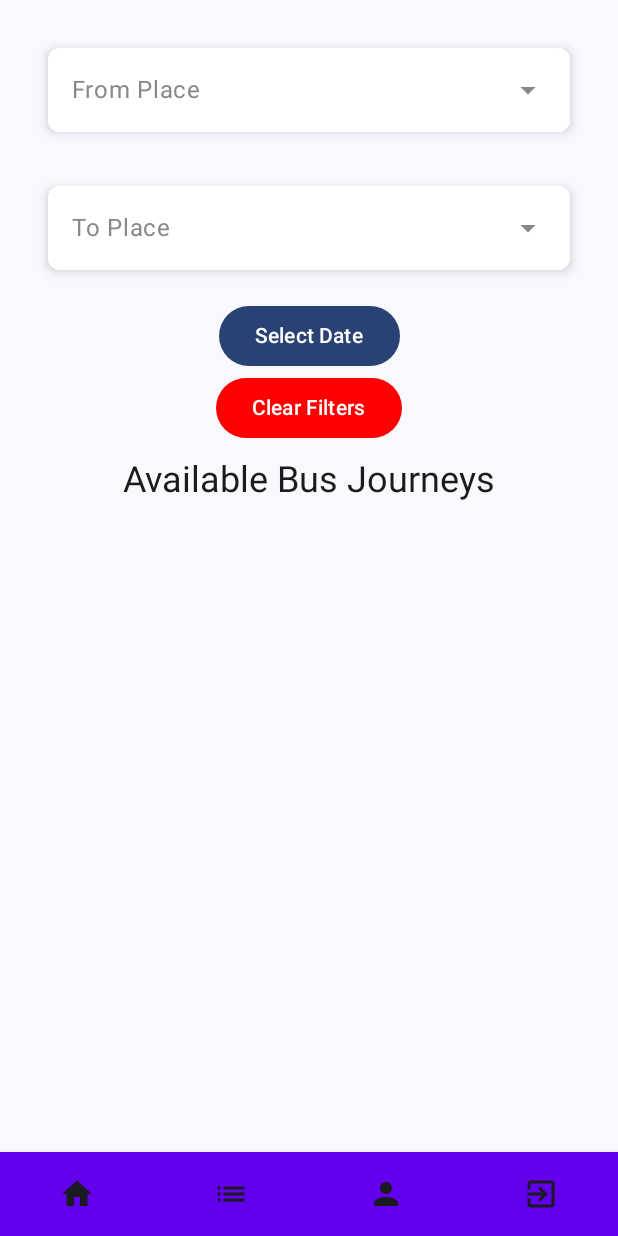
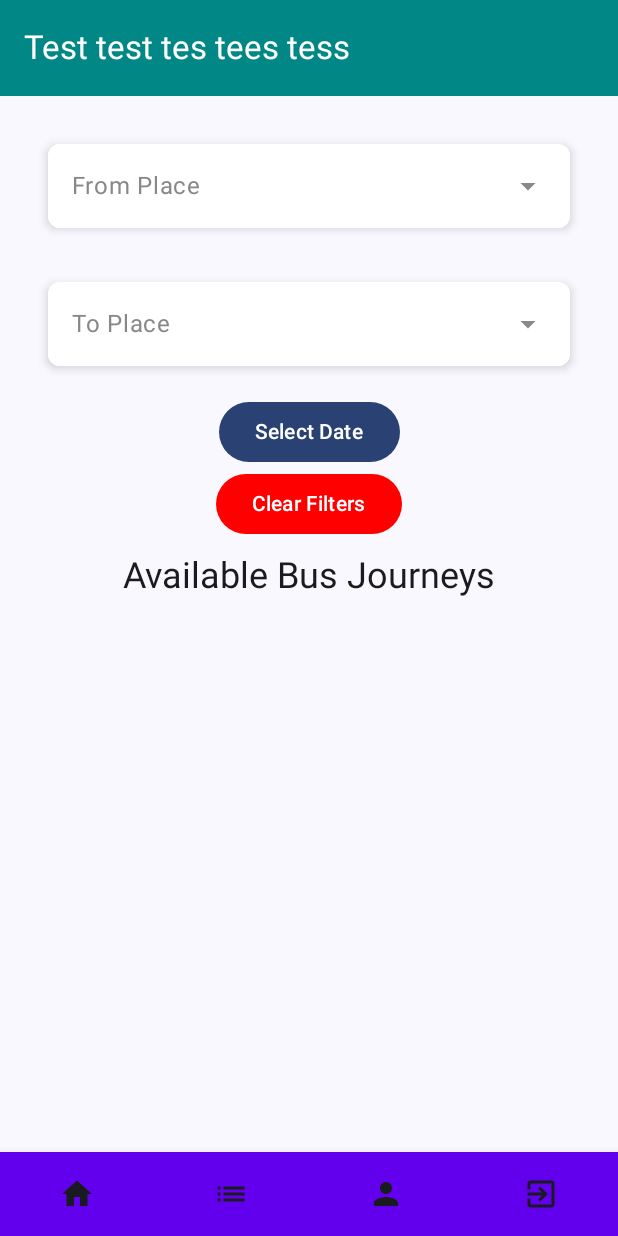
Before and after one commit to akdenizcse/cse-234-term-project-cse234_vehicleticket, an Android app built with Jetpack Compose: the HomeScreen screen opened through its navigation route, on a phone screen of 412 x 824 dp. Run offline under Robolectric (Android 15) with nearby library versions, the phone set to English and light mode, and no system bars; our stand-ins replace Firebase (no records; nobody signed in at launch, a user with empty details on screens opened directly).

Commit message:
TopApp Bar added to Home Screen

```diff
--- a/app/src/main/java/com/example/vehicletickettermproject/screens/home/HomeScreen.kt
+++ b/app/src/main/java/com/example/vehicletickettermproject/screens/home/HomeScreen.kt
@@ -1,7 +1,11 @@
 package com.example.vehicletickettermproject.screens.home
 
+import android.annotation.SuppressLint
+import android.util.Log
+import androidx.compose.foundation.clickable
 import androidx.compose.foundation.layout.Arrangement
 import androidx.compose.foundation.layout.Column
+import androidx.compose.foundation.layout.Row
 import androidx.compose.foundation.layout.Spacer
 import androidx.compose.foundation.layout.fillMaxSize
 import androidx.compose.foundation.layout.height
@@ -13,8 +17,11 @@ import androidx.compose.material3.ButtonColors
 import androidx.compose.material3.ButtonDefaults
 import androidx.compose.material3.ButtonDefaults.buttonColors
 import androidx.compose.material3.CircularProgressIndicator
+import androidx.compose.material3.ExperimentalMaterial3Api
 import androidx.compose.material3.MaterialTheme
 import androidx.compose.material3.Text
+import androidx.compose.material3.TopAppBar
+import androidx.compose.material3.TopAppBarDefaults
 import androidx.compose.runtime.Composable
 import androidx.compose.runtime.collectAsState
 import androidx.compose.runtime.getValue
@@ -24,16 +31,21 @@ import androidx.compose.ui.Alignment
 import androidx.compose.ui.Modifier
 import androidx.compose.ui.graphics.Color
 import androidx.compose.ui.platform.LocalContext
+import androidx.compose.ui.res.colorResource
 import androidx.compose.ui.unit.dp
 import androidx.lifecycle.viewmodel.compose.viewModel
 import androidx.navigation.NavController
+import com.example.vehicletickettermproject.R
 import com.example.vehicletickettermproject.components.BeginDatePicker
 import com.example.vehicletickettermproject.components.BusJourneyItem
 import com.example.vehicletickettermproject.components.PlaceDropdownMenu
+import com.example.vehicletickettermproject.screens.signin.SignInViewModel
 import java.text.SimpleDateFormat
 
+@SuppressLint("StateFlowValueCalledInComposition")
+@OptIn(ExperimentalMaterial3Api::class)
 @Composable
-fun HomeScreen(navController: NavController, homeViewModel: HomeViewModel = viewModel()){
+fun HomeScreen(navController: NavController, homeViewModel: HomeViewModel = viewModel(), signInViewModel: SignInViewModel = viewModel()){
     val upcomingBusJourneys by homeViewModel.upcomingBusJourneys.collectAsState()
 
 
@@ -44,6 +56,19 @@ fun HomeScreen(navController: NavController, homeViewModel: HomeViewModel = view
 
     val allPlaces = homeViewModel.allPlaces
 
+    Column (
+        modifier = Modifier
+            .fillMaxSize(),
+        verticalArrangement = Arrangement.Center,
+        horizontalAlignment = Alignment.CenterHorizontally
+    ){
+        TopAppBar(
+            title = { Text(text = "Test test tes tees tess") },
+            colors = TopAppBarDefaults.topAppBarColors(
+                containerColor = colorResource(id = R.color.teal_700),
+                titleContentColor = colorResource(id = R.color.white)
+            )
+        )
         Column(
             modifier = Modifier
                 .fillMaxSize()
@@ -51,7 +76,6 @@ fun HomeScreen(navController: NavController, homeViewModel: HomeViewModel = view
             verticalArrangement = Arrangement.Center,
             horizontalAlignment = Alignment.CenterHorizontally
         ) {
-
 
             // From Place Dropdown
             PlaceDropdownMenu(
@@ -107,3 +131,6 @@ fun HomeScreen(navController: NavController, homeViewModel: HomeViewModel = view
         }
 
     }
+
+
+}
```
Lines whose indentation alone changed are shown as unchanged.
